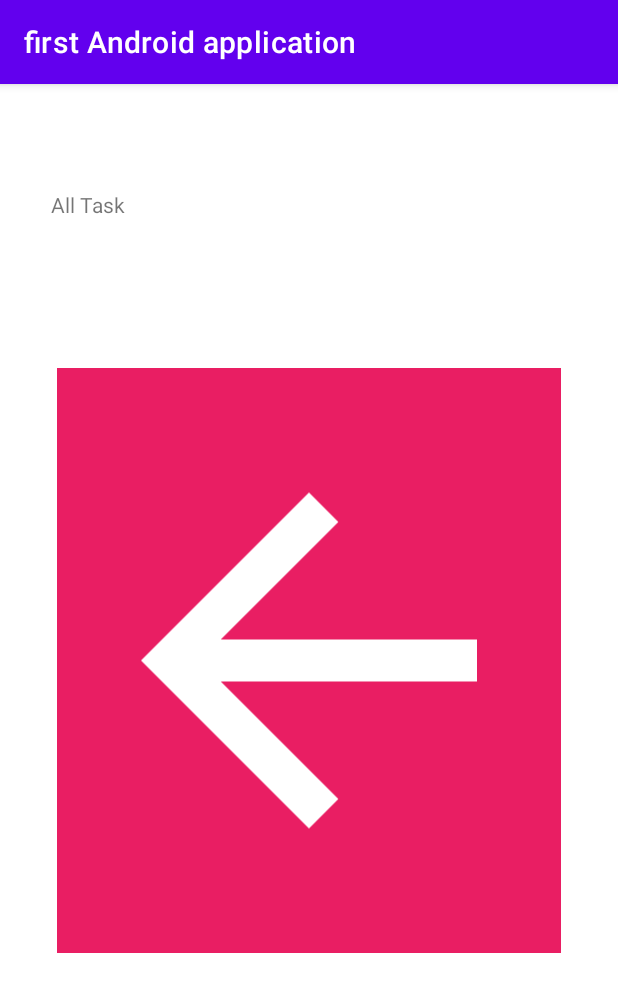
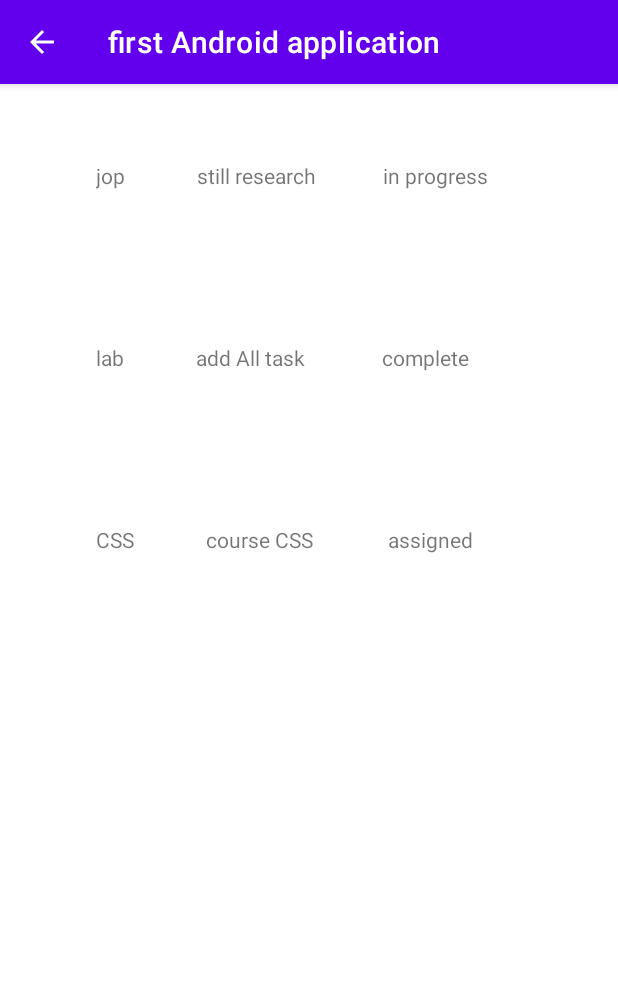
Before and after one commit to AhmadSailik/taskmaster, an Android app: the AllTask screen opened directly, with no data from a screen before it, on a phone screen of 412 x 824 dp. Shown: the top 992 px of the screen. Run offline under Robolectric (Android 15) with nearby library versions, the phone set to English and light mode, and no system bars.

Commit message:
solve lab28

```diff
--- a/firstAndroidapplication/app/build.gradle
+++ b/firstAndroidapplication/app/build.gradle
@@ -33,6 +33,7 @@ dependencies {
     implementation 'androidx.appcompat:appcompat:1.2.0'
     implementation 'com.google.android.material:material:1.2.1'
     implementation 'androidx.constraintlayout:constraintlayout:2.0.1'
+    implementation 'androidx.legacy:legacy-support-v4:1.0.0'
     testImplementation 'junit:junit:4.+'
     androidTestImplementation 'androidx.test.ext:junit:1.1.2'
     androidTestImplementation 'androidx.test.espresso:espresso-core:3.3.0'
--- a/firstAndroidapplication/app/src/main/java/com/example/firstandroidapplication/AllTask.java
+++ b/firstAndroidapplication/app/src/main/java/com/example/firstandroidapplication/AllTask.java
@@ -1,8 +1,15 @@
 package com.example.firstandroidapplication;
 
 import androidx.appcompat.app.AppCompatActivity;
+import androidx.recyclerview.widget.GridLayoutManager;
+import androidx.recyclerview.widget.LinearLayoutManager;
+import androidx.recyclerview.widget.RecyclerView;
 
+import android.content.Intent;
 import android.os.Bundle;
+import android.view.MenuItem;
+
+import java.util.ArrayList;
 
 public class AllTask extends AppCompatActivity {
 
@@ -10,5 +17,26 @@ public class AllTask extends AppCompatActivity {
     protected void onCreate(Bundle savedInstanceState) {
         super.onCreate(savedInstanceState);
         setContentView(R.layout.activity_all_task);
+        getSupportActionBar().setDisplayHomeAsUpEnabled(true);
+
+    }
+
+    @Override
+    protected void onStart() {
+        super.onStart();
+        ArrayList<Task>allTask=new ArrayList<Task>();
+        allTask.add(new Task("jop","still research","in progress"));
+        allTask.add(new Task("lab","add All task","complete"));
+        allTask.add(new Task("CSS","course CSS","assigned"));
+        RecyclerView allTaskRecyclerView=findViewById(R.id.listOfTask);
+        allTaskRecyclerView.setLayoutManager(new LinearLayoutManager(this));
+//        allTaskRecyclerView.setAdapter(new vickAdapter(allTask));
+        allTaskRecyclerView.setAdapter(new TaskAdapter(allTask));
+
+    }
+    public boolean onOptionsItemSelected(MenuItem item){
+        Intent myIntent = new Intent(getApplicationContext(), MainActivity.class);
+        startActivityForResult(myIntent, 0);
+        return true;
     }
 }
--- /dev/null
+++ b/firstAndroidapplication/app/src/main/java/com/example/firstandroidapplication/Task.java
@@ -0,0 +1,13 @@
+package com.example.firstandroidapplication;
+
+public class Task {
+
+    public String title;
+    public String body;
+    public String state;
+    public Task(String title,String body,String state){
+        this.title=title;
+        this.body=body;
+        this.state=state;
+    }
+}
--- /dev/null
+++ b/firstAndroidapplication/app/src/main/java/com/example/firstandroidapplication/TaskAdapter.java
@@ -0,0 +1,52 @@
+package com.example.firstandroidapplication;
+
+import android.view.LayoutInflater;
+import android.view.View;
+import android.view.ViewGroup;
+import android.widget.TextView;
+
+import androidx.annotation.NonNull;
+import androidx.recyclerview.widget.RecyclerView;
+
+import java.util.ArrayList;
+import java.util.List;
+
+public class TaskAdapter extends RecyclerView.Adapter<TaskAdapter.TaskViewHolder> {
+    List<Task>allTask=new ArrayList<Task>();
+    public TaskAdapter(List<Task>allTask){
+        this.allTask=allTask;
+    }
+
+    public static class TaskViewHolder extends RecyclerView.ViewHolder{
+        public Task task;
+        View itemView;
+
+        public TaskViewHolder(@NonNull  View itemView) {
+            super(itemView);
+            this.itemView=itemView;
+        }
+    }
+    @NonNull
+    @Override
+    public TaskViewHolder onCreateViewHolder(@NonNull  ViewGroup parent, int viewType) {
+        View view= LayoutInflater.from(parent.getContext()).inflate(R.layout.fragment_task,parent,false);
+        TaskViewHolder taskViewHolder=new TaskViewHolder(view);
+        return taskViewHolder;
+    }
+
+    @Override
+    public void onBindViewHolder(@NonNull TaskAdapter.TaskViewHolder holder, int position) {
+        holder.task=allTask.get(position);
+        TextView titleOfTask=holder.itemView.findViewById(R.id.titleOfTask);
+        TextView bodyOfTask=holder.itemView.findViewById(R.id.bodyOfTask);
+        TextView stateOfTask=holder.itemView.findViewById(R.id.stateOfTask);
+        titleOfTask.setText(holder.task.title);
+        bodyOfTask.setText(holder.task.body);
+        stateOfTask.setText(holder.task.state);
+    }
+
+    @Override
+    public int getItemCount() {
+        return allTask.size();
+    }
+}
--- a/firstAndroidapplication/app/src/main/res/layout/activity_all_task.xml
+++ b/firstAndroidapplication/app/src/main/res/layout/activity_all_task.xml
@@ -6,26 +6,10 @@
     android:layout_height="match_parent"
     tools:context=".AllTask">
 
-    <TextView
-        android:id="@+id/textView2"
-        android:layout_width="wrap_content"
-        android:layout_height="wrap_content"
-        android:text="All Task"
-        app:layout_constraintBottom_toBottomOf="parent"
-        app:layout_constraintEnd_toEndOf="parent"
-        app:layout_constraintHorizontal_bias="0.093"
-        app:layout_constraintStart_toStartOf="parent"
-        app:layout_constraintTop_toTopOf="parent"
-        app:layout_constraintVertical_bias="0.094" />
-
-    <ImageView
-        android:id="@+id/imageView2"
-        android:layout_width="336dp"
-        android:layout_height="390dp"
-        android:background="#E91E63"
-        app:layout_constraintBottom_toBottomOf="parent"
-        app:layout_constraintEnd_toEndOf="parent"
-        app:layout_constraintStart_toStartOf="parent"
-        app:layout_constraintTop_toTopOf="parent"
-        app:srcCompat="@drawable/abc_vector_test" />
+    <androidx.recyclerview.widget.RecyclerView
+        android:id="@+id/listOfTask"
+        android:layout_width="409dp"
+        android:layout_height="729dp"
+        tools:layout_editor_absoluteX="1dp"
+        tools:layout_editor_absoluteY="1dp" />
 </androidx.constraintlayout.widget.ConstraintLayout>
--- /dev/null
+++ b/firstAndroidapplication/app/src/main/res/layout/fragment_task.xml
@@ -0,0 +1,46 @@
+<?xml version="1.0" encoding="utf-8"?>
+<FrameLayout xmlns:android="http://schemas.android.com/apk/res/android"
+    xmlns:app="http://schemas.android.com/apk/res-auto"
+    xmlns:tools="http://schemas.android.com/tools"
+    android:layout_width="match_parent"
+    android:layout_height="121dp"
+    tools:context=".taskFragment">
+
+    <androidx.constraintlayout.widget.ConstraintLayout
+        android:layout_width="match_parent"
+        android:layout_height="121dp">
+
+        <TextView
+            android:id="@+id/titleOfTask"
+            android:layout_width="wrap_content"
+            android:layout_height="wrap_content"
+            android:layout_marginStart="64dp"
+            android:layout_marginLeft="64dp"
+            android:text="TextView"
+            app:layout_constraintBottom_toBottomOf="parent"
+            app:layout_constraintStart_toStartOf="parent"
+            app:layout_constraintTop_toTopOf="parent" />
+
+        <TextView
+            android:id="@+id/bodyOfTask"
+            android:layout_width="wrap_content"
+            android:layout_height="wrap_content"
+            android:layout_marginStart="48dp"
+            android:layout_marginLeft="48dp"
+            android:text="TextView"
+            app:layout_constraintBottom_toBottomOf="parent"
+            app:layout_constraintStart_toEndOf="@+id/titleOfTask"
+            app:layout_constraintTop_toTopOf="parent" />
+
+        <TextView
+            android:id="@+id/stateOfTask"
+            android:layout_width="wrap_content"
+            android:layout_height="wrap_content"
+            android:text="TextView"
+            app:layout_constraintBottom_toBottomOf="parent"
+            app:layout_constraintEnd_toEndOf="parent"
+            app:layout_constraintHorizontal_bias="0.347"
+            app:layout_constraintStart_toEndOf="@+id/bodyOfTask"
+            app:layout_constraintTop_toTopOf="parent" />
+    </androidx.constraintlayout.widget.ConstraintLayout>
+</FrameLayout>
--- a/firstAndroidapplication/app/src/main/res/values/strings.xml
+++ b/firstAndroidapplication/app/src/main/res/values/strings.xml
@@ -1,3 +1,5 @@
 <resources>
     <string name="app_name">first Android application</string>
+    <!-- TODO: Remove or change this placeholder text -->
+    <string name="hello_blank_fragment">Hello blank fragment</string>
 </resources>
```
Also changed, not shown: firstAndroidapplication/app/src/main/java/com/example/firstandroidapplication/taskFragment.java (added, +68 -0 lines), firstAndroidapplication/app/src/main/java/com/example/firstandroidapplication/vickAdapter.java (added, +57 -0 lines), firstAndroidapplication/app/src/main/java/com/example/firstandroidapplication/vickyFragment.java (added, +68 -0 lines), firstAndroidapplication/app/src/main/res/layout/fragment_vicky.xml (added, +46 -0 lines), 3 other files.
